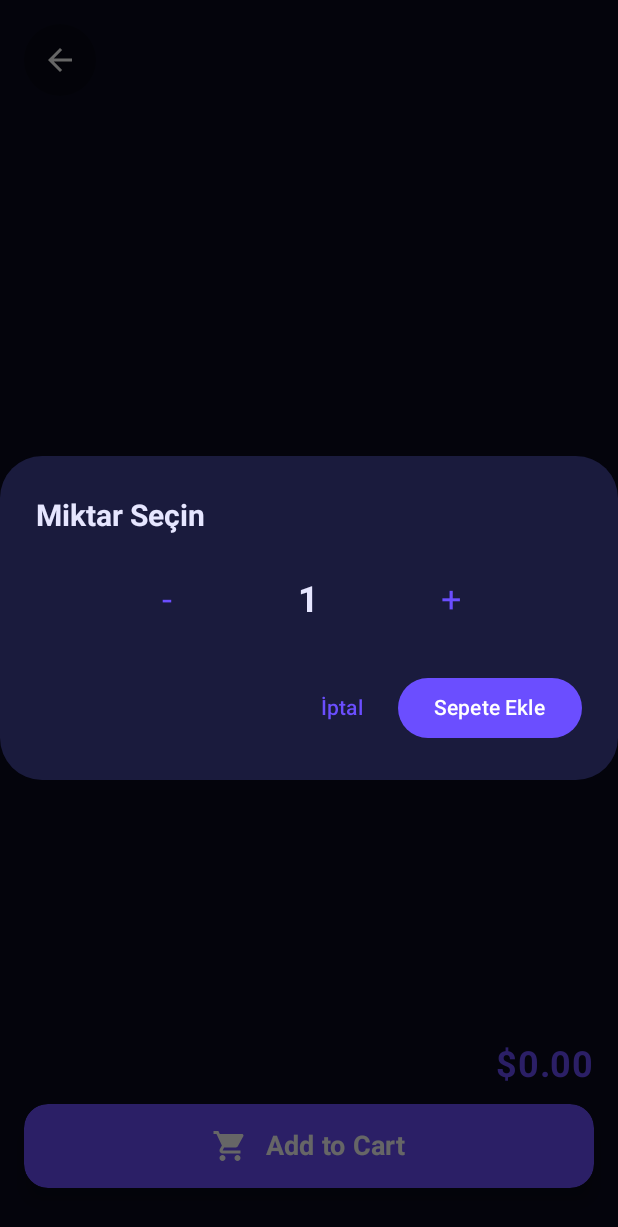
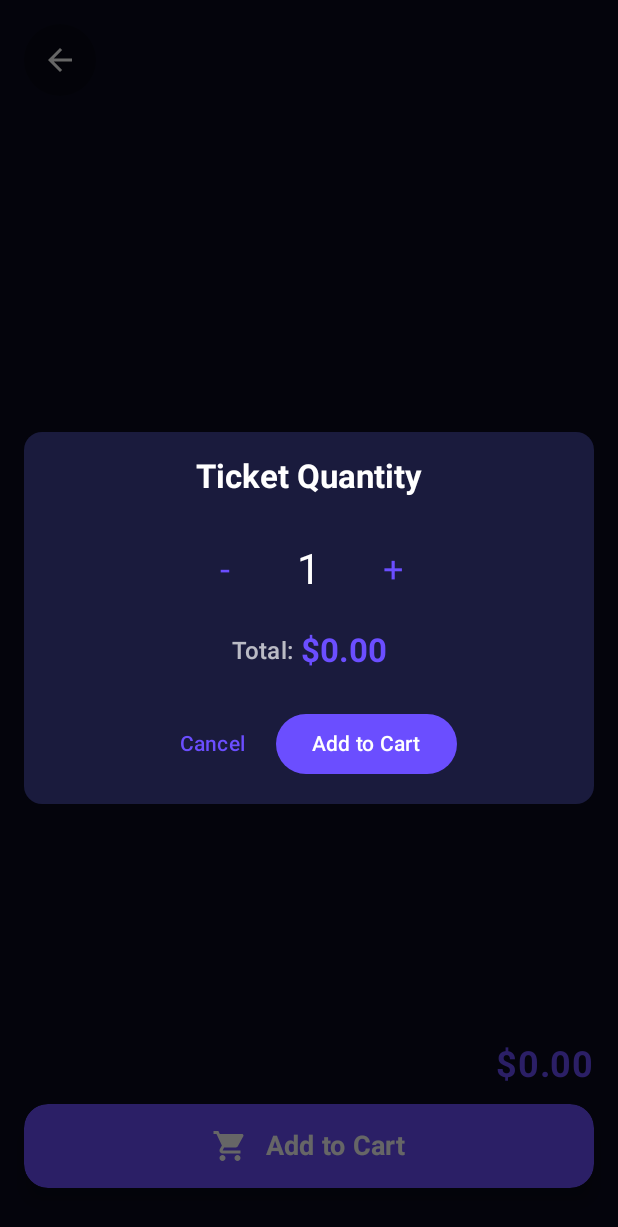
Before and after one commit to mertmutludevelopment/MoviesMobile, an Android app built with Jetpack Compose: the composable DetailScreen called with empty values, after a tap on "Add to Cart", on a phone screen of 412 x 824 dp. Shown: the top 1227 px of the screen. Run offline under Robolectric (Android 15) with nearby library versions, the phone set to English and light mode, and no system bars; our stand-ins replace Dagger/Hilt's generated code.

Commit message:
feat: add reviews and crew component to detail screen

```diff
--- a/app/src/main/java/com/example/moviesmobile/ui/components/MovieDetailHeader.kt
+++ b/app/src/main/java/com/example/moviesmobile/ui/components/MovieDetailHeader.kt
@@ -50,7 +50,7 @@ fun MovieDetailHeader(
                 text = "★ ${movie.rating}",
                 style = MaterialTheme.typography.bodyLarge,
                 color = Primary,
-                )
+            )
         }
     }
 }
--- a/app/src/main/java/com/example/moviesmobile/ui/components/OrderAmountDialog.kt
+++ b/app/src/main/java/com/example/moviesmobile/ui/components/OrderAmountDialog.kt
@@ -1,5 +1,7 @@
 package com.example.moviesmobile.ui.components
 
+import androidx.compose.animation.*
+import androidx.compose.animation.core.tween
 import androidx.compose.foundation.layout.*
 import androidx.compose.material3.*
 import androidx.compose.runtime.*
@@ -8,40 +10,73 @@ import androidx.compose.ui.Modifier
 import androidx.compose.ui.text.font.FontWeight
 import androidx.compose.ui.unit.dp
 import androidx.compose.ui.unit.sp
-import com.example.moviesmobile.ui.theme.*
+import androidx.compose.ui.window.Dialog
+import androidx.compose.ui.window.DialogProperties
+import com.example.moviesmobile.ui.theme.Primary
+import com.example.moviesmobile.ui.theme.OnPrimary
 
 @Composable
 fun OrderAmountDialog(
     showDialog: Boolean,
     selectedAmount: Int,
+    price: Double,
     onAmountChange: (Int) -> Unit,
     onConfirm: () -> Unit,
     onDismiss: () -> Unit
 ) {
+    var isVisible by remember { mutableStateOf(false) }
+
+    // Dialog görünürlüğünü takip et
+    LaunchedEffect(showDialog) {
+        isVisible = showDialog
+    }
+
     if (showDialog) {
-        AlertDialog(
-            onDismissRequest = onDismiss,
-            title = {
-                Text(
-                    text = "Miktar Seçin",
-                    color = OnSurface,
-                    fontSize = 20.sp,
-                    fontWeight = FontWeight.Bold
+        AnimatedVisibility(
+            visible = isVisible,
+            enter = fadeIn(animationSpec = tween(500)) + scaleIn(animationSpec = tween(500)),
+            exit = fadeOut(animationSpec = tween(500)) + scaleOut(animationSpec = tween(500))
+        ) {
+            Dialog(
+                onDismissRequest = {
+                    isVisible = false
+                    onDismiss()
+                },
+                properties = DialogProperties(
+                    dismissOnBackPress = true,
+                    dismissOnClickOutside = true
                 )
-            },
-            text = {
+            ) {
+                Card(
+                    modifier = Modifier
+                        .fillMaxWidth()
+                        .padding(16.dp),
+                    colors = CardDefaults.cardColors(
+                        containerColor = MaterialTheme.colorScheme.surface
+                    )
+                ) {
                     Column(
-                    modifier = Modifier.fillMaxWidth(),
+                        modifier = Modifier
+                            .fillMaxWidth()
+                            .padding(16.dp),
                         horizontalAlignment = Alignment.CenterHorizontally
                     ) {
+                        Text(
+                            text = "Ticket Quantity",
+                            style = MaterialTheme.typography.titleLarge,
+                            fontWeight = FontWeight.Bold,
+                            color = OnPrimary
+                        )
+
+                        Spacer(modifier = Modifier.height(24.dp))
+
                         Row(
                             modifier = Modifier.fillMaxWidth(),
-                        horizontalArrangement = Arrangement.SpaceEvenly,
+                            horizontalArrangement = Arrangement.Center,
                             verticalAlignment = Alignment.CenterVertically
                         ) {
                             IconButton(
-                            onClick = { if (selectedAmount > 1) onAmountChange(selectedAmount - 1) },
-                            modifier = Modifier.size(48.dp)
+                                onClick = { if (selectedAmount > 1) onAmountChange(selectedAmount - 1) }
                             ) {
                                 Text(
                                     text = "-",
@@ -52,42 +87,90 @@ fun OrderAmountDialog(
 
                             Text(
                                 text = selectedAmount.toString(),
-                            fontSize = 24.sp,
-                            color = OnSurface,
-                            fontWeight = FontWeight.Bold
+                                style = MaterialTheme.typography.headlineMedium,
+                                modifier = Modifier.padding(horizontal = 24.dp),
+                                color = OnPrimary
                             )
 
                             IconButton(
                                 onClick = { if (selectedAmount < 10) onAmountChange(selectedAmount + 1) },
-                            modifier = Modifier.size(48.dp)
+                                enabled = selectedAmount < 10
                             ) {
                                 Text(
                                     text = "+",
                                     fontSize = 24.sp,
+                                    color = if (selectedAmount < 10) Primary else Primary.copy(alpha = 0.5f)
+                                )
+                            }
+                        }
+
+                        if (selectedAmount == 10) {
+                            Text(
+                                text = "Maximum 10 tickets allowed",
+                                style = MaterialTheme.typography.bodySmall,
+                                color = Primary,
+                                modifier = Modifier.padding(top = 4.dp)
+                            )
+                        }
+
+                        Spacer(modifier = Modifier.height(16.dp))
+
+                        Row(
+                            modifier = Modifier.fillMaxWidth(),
+                            horizontalArrangement = Arrangement.Center,
+                            verticalAlignment = Alignment.CenterVertically
+                        ) {
+                            Text(
+                                text = "Total: ",
+                                style = MaterialTheme.typography.titleMedium,
+                                color = OnPrimary.copy(alpha = 0.7f)
+                            )
+                            Text(
+                                text = "$${String.format("%.2f", price * selectedAmount)}",
+                                style = MaterialTheme.typography.titleLarge,
+                                fontWeight = FontWeight.Bold,
                                 color = Primary
+                            )
+                        }
+
+                        Spacer(modifier = Modifier.height(24.dp))
+
+                        Row(
+                            modifier = Modifier.fillMaxWidth(),
+                            horizontalArrangement = Arrangement.Center,
+                            verticalAlignment = Alignment.CenterVertically
+                        ) {
+                            TextButton(
+                                onClick = {
+                                    isVisible = false
+                                    onDismiss()
+                                },
+                                modifier = Modifier.padding(end = 8.dp)
+                            ) {
+                                Text(
+                                    text = "Cancel",
+                                    color = Primary
+                                )
+                            }
+
+                            Button(
+                                onClick = {
+                                    isVisible = false
+                                    onConfirm()
+                                },
+                                colors = ButtonDefaults.buttonColors(
+                                    containerColor = Primary
+                                )
+                            ) {
+                                Text(
+                                    text = "Add to Cart",
+                                    color = OnPrimary
                                 )
                             }
                         }
                     }
-            },
-            confirmButton = {
-                Button(
-                    onClick = onConfirm,
-                    colors = ButtonDefaults.buttonColors(
-                        containerColor = Primary
-                    )
-                ) {
-                    Text("Sepete Ekle")
-                }
-            },
-            dismissButton = {
-                TextButton(onClick = onDismiss) {
-                    Text("İptal", color = Primary)
-                }
-            },
-            containerColor = Surface,
-            titleContentColor = OnSurface,
-            textContentColor = OnSurface
-        )
                 }
             }
+        }
+    }
+}
--- a/app/src/main/java/com/example/moviesmobile/ui/screens/DetailScreen.kt
+++ b/app/src/main/java/com/example/moviesmobile/ui/screens/DetailScreen.kt
@@ -14,6 +14,8 @@ import com.example.moviesmobile.constants.AppConstants
 import androidx.compose.foundation.verticalScroll
 import androidx.compose.foundation.rememberScrollState
 import androidx.compose.ui.unit.dp
+import com.example.moviesmobile.constants.Reviews
+import com.example.moviesmobile.constants.MovieCrewData
 
 @Composable
 fun DetailScreen(
@@ -38,7 +40,7 @@ fun DetailScreen(
         Column(
             modifier = Modifier
                 .fillMaxSize()
-                .padding(bottom = 80.dp)
+                .padding(bottom = 70.dp)
                 .verticalScroll(rememberScrollState())
         ) {
             Box {
@@ -56,7 +58,19 @@ fun DetailScreen(
 
                 MovieDescription(
                     description = description,
-                    modifier = Modifier.padding(bottom = 100.dp)
+                    modifier = Modifier.padding(bottom = 16.dp)
+                )
+
+                MovieCrewData.crewInfo[currentMovie.name]?.let { crew ->
+                    MovieCrewSection(
+                        crew = crew,
+                        modifier = Modifier.padding(vertical = 16.dp)
+                    )
+                }
+
+                MovieReviewSection(
+                    reviews = Reviews.movieReviews,
+                    modifier = Modifier.padding(bottom = 80.dp)
                 )
             }
         }
@@ -77,6 +91,7 @@ fun DetailScreen(
         OrderAmountDialog(
             showDialog = showOrderDialog,
             selectedAmount = selectedAmount,
+            price = movie?.price?.toDouble() ?: 0.0,
             onAmountChange = { selectedAmount = it },
             onConfirm = {
                 viewModel.addToCart(selectedAmount)
```
Also changed, not shown: app/src/main/java/com/example/moviesmobile/constants/MovieCrew.kt (added, +91 -0 lines), app/src/main/java/com/example/moviesmobile/constants/Reviews.kt (added, +49 -0 lines), app/src/main/java/com/example/moviesmobile/ui/components/MovieCrewSection.kt (added, +88 -0 lines), app/src/main/java/com/example/moviesmobile/ui/components/MovieReviewSection.kt (added, +133 -0 lines). Lines whose indentation alone changed are shown as unchanged.
